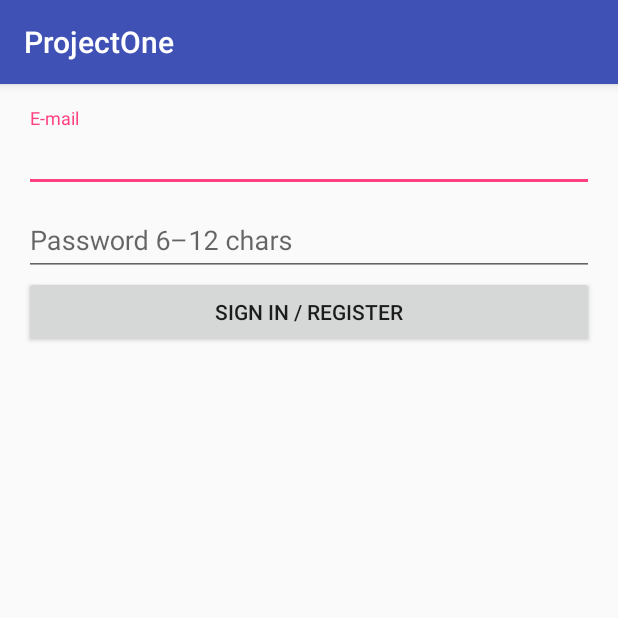
After one commit to Nu2l/MyStore, an Android app: the SignInActivity screen opened directly, with no data from a screen before it, on a phone screen of 412 x 824 dp, the top half of it. The commit adds this screen. Run offline under Robolectric (Android 15) with nearby library versions, the phone set to English and light mode, and no system bars.

Commit message:
Add -SignIn -RegisterStore

```diff
--- /dev/null
+++ b/app/src/main/java/com/example/sin/projectone/SignInActivity.java
@@ -0,0 +1,80 @@
+package com.example.sin.projectone;
+
+import android.content.Intent;
+import android.support.v7.app.AppCompatActivity;
+import android.os.Bundle;
+import android.text.TextUtils;
+import android.view.KeyEvent;
+import android.view.View;
+import android.view.inputmethod.EditorInfo;
+import android.widget.Button;
+import android.widget.EditText;
+import android.widget.TextView;
+
+public class SignInActivity extends AppCompatActivity {
+
+    private EditText emailText;
+    private EditText passText;
+    private Button signInButton;
+    @Override
+    protected void onCreate(Bundle savedInstanceState) {
+        super.onCreate(savedInstanceState);
+        setContentView(R.layout.activity_sign_in);
+        emailText = (EditText) findViewById(R.id.sign_in_email);
+        passText = (EditText) findViewById(R.id.sign_in_password);
+        passText.setOnEditorActionListener(new TextView.OnEditorActionListener() {
+            @Override
+            public boolean onEditorAction(TextView textView, int id, KeyEvent keyEvent) {
+                if (id == R.id.login || id == EditorInfo.IME_NULL) {
+                    submitLogin();
+                    return true;
+                }
+                return false;
+            }
+        });
+
+        signInButton = (Button) findViewById(R.id.sign_in_button);
+        signInButton.setOnClickListener(new View.OnClickListener() {
+            @Override
+            public void onClick(View v) {
+                submitLogin();
+            }
+        });
+
+    }
+    private void submitLogin(){
+        boolean formValid = true;
+        String email = emailText.getText().toString();
+        String pass = passText.getText().toString();
+        if(TextUtils.isEmpty(email)|| !emailValid(email)){
+            emailText.setError(getString(R.string.sign_in_error_invalid_email));
+            formValid = false;
+            System.out.println("email invalid");
+        }
+        if(!passwordValid(pass)){
+            passText.setError(getString(R.string.sign_in_error_invalid_password));
+            formValid = false;
+            System.out.println("password invalid");
+        }
+        if(formValid){
+            System.out.println("form is valid");
+            navigateToMainActivity();
+        }
+        else{
+            System.out.println("form is invalid");
+        }
+    }
+    private boolean passwordValid(String password){
+        int passLen = password.length();
+        System.out.println(passLen);
+        return passLen>6 && passLen<17;
+    }
+    private boolean emailValid(String email){
+        System.out.println(email.contains("@"));
+        return email.contains("@");
+    }
+    private void navigateToMainActivity(){
+        Intent mainIntent = new Intent(getApplicationContext(),MainActivity.class);
+        startActivity(mainIntent);
+    }
+}
--- /dev/null
+++ b/app/src/main/res/layout/activity_sign_in.xml
@@ -0,0 +1,61 @@
+<?xml version="1.0" encoding="utf-8"?>
+<LinearLayout xmlns:android="http://schemas.android.com/apk/res/android"
+    xmlns:tools="http://schemas.android.com/tools"
+    android:id="@+id/activity_sign_in"
+    android:orientation="vertical"
+    android:gravity="center_horizontal"
+    android:layout_width="match_parent"
+    android:layout_height="match_parent"
+    android:paddingBottom="@dimen/activity_vertical_margin"
+    android:paddingLeft="@dimen/activity_horizontal_margin"
+    android:paddingRight="@dimen/activity_horizontal_margin"
+    android:paddingTop="@dimen/activity_vertical_margin"
+    tools:context="com.example.sin.projectone.SignInActivity">
+
+    <LinearLayout
+        android:orientation="vertical"
+        android:layout_width="match_parent"
+        android:layout_height="wrap_content"
+        >
+
+        <android.support.design.widget.TextInputLayout
+            android:layout_width="match_parent"
+            android:layout_height="match_parent"
+            android:layout_weight="1">
+
+            <EditText
+                android:layout_width="match_parent"
+                android:layout_height="wrap_content"
+                android:inputType="textEmailAddress"
+                android:ems="10"
+                android:hint="@string/sign_in_hint_email"
+                android:id="@+id/sign_in_email"
+                android:layout_weight="1" />
+        </android.support.design.widget.TextInputLayout>
+
+        <android.support.design.widget.TextInputLayout
+            android:layout_width="match_parent"
+            android:layout_height="match_parent"
+            android:layout_weight="1">
+
+            <EditText
+                android:layout_width="match_parent"
+                android:layout_height="wrap_content"
+                android:inputType="textPassword"
+                android:ems="10"
+                android:hint="@string/sign_in_hint_pass"
+                android:id="@+id/sign_in_password"
+                android:imeActionId="@+id/login"
+                android:layout_weight="1" />
+        </android.support.design.widget.TextInputLayout>
+
+        <Button
+            android:text="@string/sign_in_sign_in_button"
+            android:layout_width="match_parent"
+            android:layout_height="wrap_content"
+            android:layout_weight="1"
+            android:id="@+id/sign_in_button" />
+
+    </LinearLayout>
+
+</LinearLayout>
--- a/app/src/main/res/values/strings.xml
+++ b/app/src/main/res/values/strings.xml
@@ -3,6 +3,18 @@
 
     <string name="navigation_drawer_open">Open navigation drawer</string>
     <string name="navigation_drawer_close">Close navigation drawer</string>
+    <string name="login_sign_in_button">Sign in / Register</string>
+    <string name="action_settings">Settings</string>
+    <string name="sign_in_sign_in_button">Sign in / Register</string>
+    <string name="sign_in_error_req_field">This field is request</string>
+    <string name="sign_in_error_invalid_email">Invalid email</string>
+    <string name="sign_in_error_invalid_password">Password must 6–12 chars</string>
+    <string name="sign_in_hint_email">E-mail</string>
+    <string name="sign_in_hint_pass">Password 6–12 chars</string>
+    <string name="register_store_store_name">Store name</string>
+    <string name="register_store_store_pass">Store password</string>
+    <string name="register_store_radio_owner">Owner</string>
+    <string name="register_store_radio_emp">Employee</string>
+    <string name="register_store_button_register_store">Register store</string>
 
-    <string name="action_settings">Settings</string>
 </resources>
```
Also changed, not shown: app/src/main/AndroidManifest.xml (+7 -0 lines), app/src/main/java/com/example/sin/projectone/MainActivity.java (+13 -13 lines), app/src/main/java/com/example/sin/projectone/RegisterStoreActivity.java (added, +13 -0 lines), app/src/main/res/layout/activity_register_store.xml (added, +70 -0 lines), app/src/main/res/menu/activity_main_drawer.xml (+36 -21 lines).
